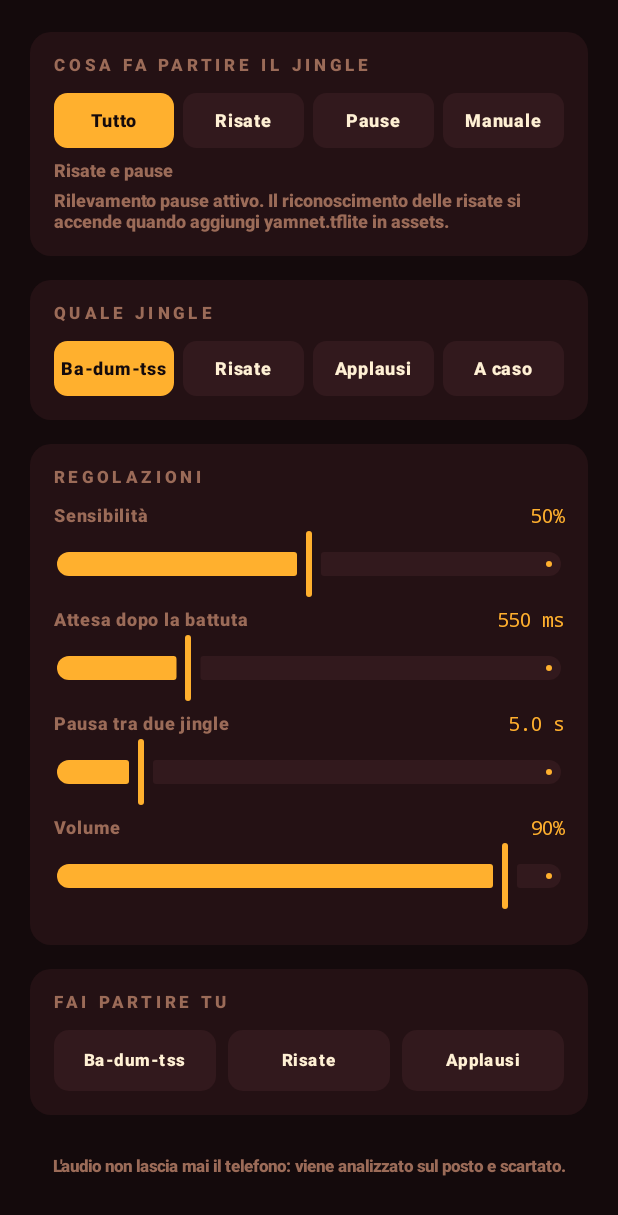
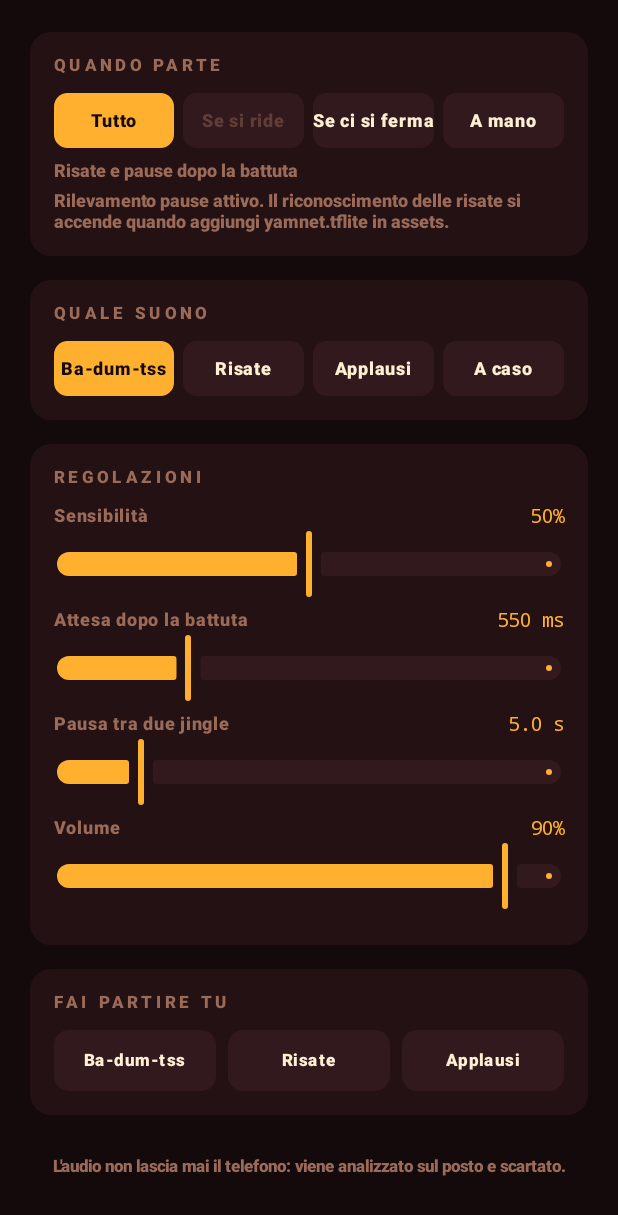
Before and after one commit to fgiovine/Jingleme, an Android app built with Jetpack Compose: the screen it shows after launch (MainActivity), scrolled down 416 dp, on a phone screen of 412 x 824 dp. Shown: the top 1215 px of the screen. Run offline under Robolectric (Android 15) with nearby library versions, the phone set to English and light mode, and no system bars.

Commit message:
Blocca il collasso del fondo; disabilita la modalita senza modello; etichette non ambigue

```diff
--- a/app/src/main/java/it/ingenia/badumtss/core/AppState.kt
+++ b/app/src/main/java/it/ingenia/badumtss/core/AppState.kt
@@ -4,10 +4,10 @@ import android.content.Context
 import kotlinx.coroutines.flow.MutableStateFlow
 
 enum class TriggerMode(val label: String, val hint: String) {
-    AUTO("Tutto", "Risate e pause"),
-    LAUGH("Risate", "Solo quando si ride"),
-    PAUSE("Pause", "Solo dopo la battuta"),
-    MANUAL("Manuale", "Solo i tasti qui sotto")
+    AUTO("Tutto", "Risate e pause dopo la battuta"),
+    LAUGH("Se si ride", "Serve il modello di riconoscimento"),
+    PAUSE("Se ci si ferma", "Scatta nella pausa dopo la battuta"),
+    MANUAL("A mano", "Solo i tasti in fondo")
 }
 
 enum class JingleChoice(val label: String) {
--- a/app/src/main/java/it/ingenia/badumtss/core/ListenerService.kt
+++ b/app/src/main/java/it/ingenia/badumtss/core/ListenerService.kt
@@ -98,6 +98,12 @@ class ListenerService : Service() {
 
         laugh = LaughDetector.create(this)
         AppState.modelLoaded.value = laugh != null
+
+        // Senza modello la modalità "se si ride" non farebbe scattare mai niente,
+        // e l'utente resterebbe a fissare un'app che sembra rotta.
+        if (laugh == null && AppState.settings.value.mode == TriggerMode.LAUGH) {
+            AppState.update(this) { it.copy(mode = TriggerMode.AUTO) }
+        }
 
         val e = AudioEngine(::onFrame)
         if (!e.start()) {
--- a/app/src/main/java/it/ingenia/badumtss/ui/ControlScreen.kt
+++ b/app/src/main/java/it/ingenia/badumtss/ui/ControlScreen.kt
@@ -113,11 +113,13 @@ fun ControlScreen(
         )
 
         Spacer(Modifier.height(30.dp))
-        Panel(title = "Cosa fa partire il jingle") {
+        Panel(title = "Quando parte") {
             Choices(
                 options = TriggerMode.entries.map { it.label },
                 selectedIndex = TriggerMode.entries.indexOf(settings.mode),
-                onSelect = { i -> AppState.update(ctx) { it.copy(mode = TriggerMode.entries[i]) } }
+                onSelect = { i -> AppState.update(ctx) { it.copy(mode = TriggerMode.entries[i]) } },
+                disabled = if (modelLoaded) emptySet()
+                           else setOf(TriggerMode.entries.indexOf(TriggerMode.LAUGH))
             )
             Spacer(Modifier.height(8.dp))
             Text(settings.mode.hint, style = Stencil.copy(letterSpacing = 0.sp, fontSize = 12.sp))
@@ -132,7 +134,7 @@ fun ControlScreen(
         }
 
         Spacer(Modifier.height(16.dp))
-        Panel(title = "Quale jingle") {
+        Panel(title = "Quale suono") {
             Choices(
                 options = JingleChoice.entries.map { it.label },
                 selectedIndex = JingleChoice.entries.indexOf(settings.choice),
@@ -345,19 +347,25 @@ private fun Panel(title: String, content: @Composable () -> Unit) {
 }
 
 @Composable
-private fun Choices(options: List<String>, selectedIndex: Int, onSelect: (Int) -> Unit) {
+private fun Choices(
+    options: List<String>,
+    selectedIndex: Int,
+    onSelect: (Int) -> Unit,
+    disabled: Set<Int> = emptySet()
+) {
     Row(
         Modifier.fillMaxWidth(),
         horizontalArrangement = Arrangement.spacedBy(6.dp)
     ) {
         options.forEachIndexed { i, label ->
             val on = i == selectedIndex
+            val off = i in disabled
             Box(
                 Modifier
                     .weight(1f)
                     .clip(RoundedCornerShape(9.dp))
                     .background(if (on) Club.Bulb else Club.Riser)
-                    .clickable { onSelect(i) }
+                    .clickable(enabled = !off) { onSelect(i) }
                     .padding(vertical = 11.dp),
                 contentAlignment = Alignment.Center
             ) {
@@ -366,7 +374,11 @@ private fun Choices(options: List<String>, selectedIndex: Int, onSelect: (Int) -
                     style = Stencil.copy(
                         letterSpacing = 0.5.sp,
                         fontSize = 12.sp,
-                        color = if (on) Club.Velvet else Club.Marquee
+                        color = when {
+                            off -> Club.Dim.copy(alpha = 0.45f)
+                            on -> Club.Velvet
+                            else -> Club.Marquee
+                        }
                     ),
                     maxLines = 1
                 )
```
Also changed, not shown: app/src/main/java/it/ingenia/badumtss/core/PunchlineDetector.kt (+14 -3 lines).
